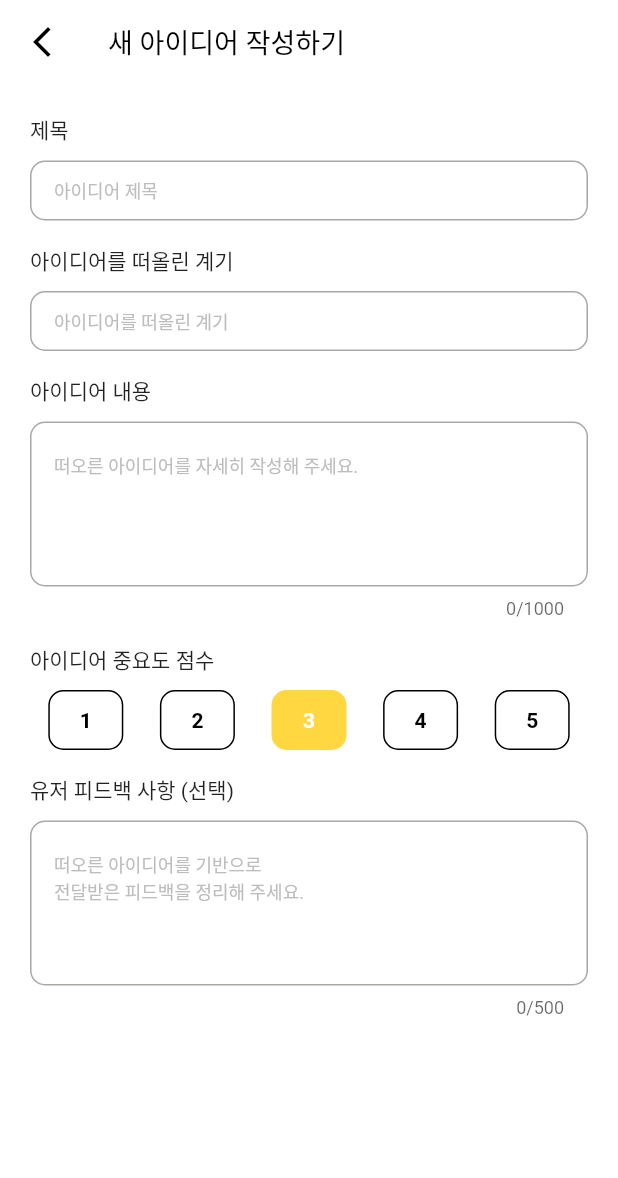
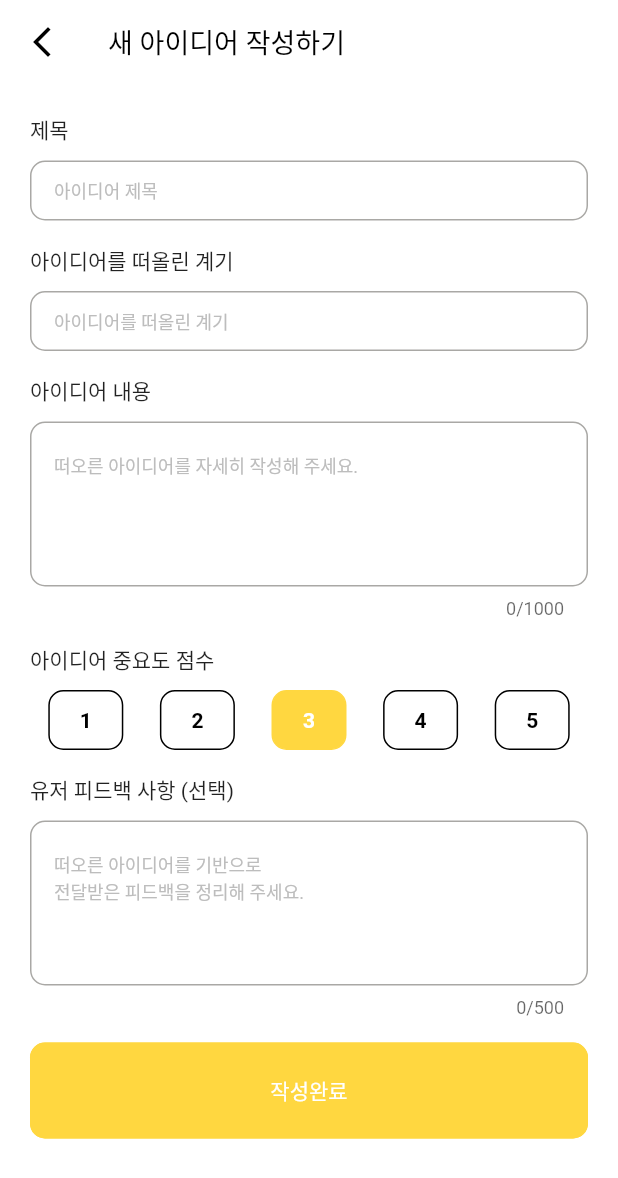
Before and after one commit to academy3746/idea_note5, a Flutter app: the EditScreen screen opened by its route, on a phone screen of 412 x 824 dp. Shown: the top 1178 px of the screen. Run offline on Flutter 3.47's test engine with Material 3 defaults, Android fonts, the phone set to English and light mode, and no system bars; our stand-ins replace flutter_rating_bar, fluttertoast, font_awesome_flutter, sqflite; accounts and stored records are empty.

Commit message:
아이디어 작성 화면...4

```diff
--- /dev/null
+++ b/lib/common/widgets/app_snackbar.dart
@@ -0,0 +1,16 @@
+import 'package:flutter/material.dart';
+
+class AppSnackbar {
+  final BuildContext context;
+
+  AppSnackbar({required this.context});
+
+  void showSnackbar(BuildContext context) {
+    var snackBar = const SnackBar(
+      content: Text('비어있는 내용을 작성해 주세요!'),
+      duration: Duration(seconds: 2),
+    );
+
+    ScaffoldMessenger.of(context).showSnackBar(snackBar);
+  }
+}
--- /dev/null
+++ b/lib/common/widgets/confirm_button.dart
@@ -0,0 +1,35 @@
+import 'package:flutter/material.dart';
+import 'package:idea_note5/common/constants/sizes.dart';
+
+class ConfirmButton extends StatelessWidget {
+  const ConfirmButton({
+    super.key,
+    required this.btnText,
+  });
+
+  final String btnText;
+
+  @override
+  Widget build(BuildContext context) {
+    var themeColor = Theme.of(context).primaryColor;
+
+    return Container(
+      decoration: ShapeDecoration(
+        color: themeColor,
+        shape: OutlineInputBorder(
+          borderSide: BorderSide(
+            width: 1,
+            color: themeColor,
+          ),
+          borderRadius: BorderRadius.circular(Sizes.size10),
+        ),
+      ),
+      height: Sizes.size64,
+      alignment: Alignment.center,
+      child: Text(
+        btnText,
+        style: const TextStyle(color: Colors.white),
+      ),
+    );
+  }
+}
```
Also changed, not shown: lib/features/edit_screen/edit_screen.dart (+54 -0 lines).
